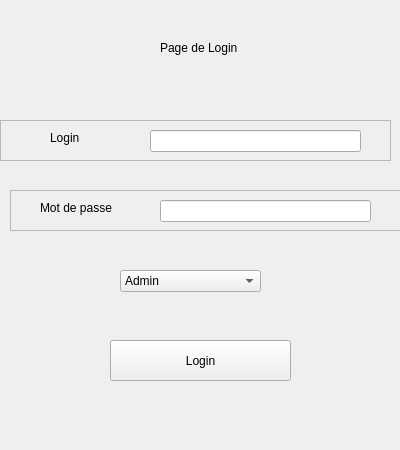
The window that login.ui (walidhabbach/Car-Rental-Desktop-app) describes before a commit, drawn with Qt 5.
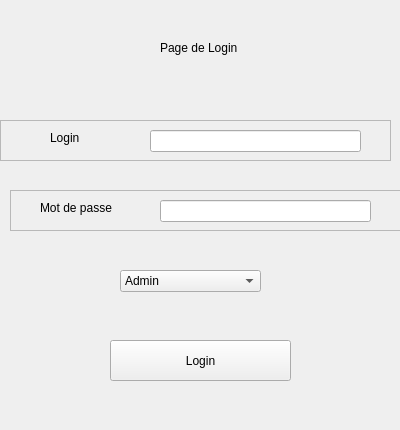
The same window after the commit.

Commit message: adding employee/admin functionality

```diff
--- a/login.ui
+++ b/login.ui
@@ -7,7 +7,7 @@
     <x>0</x>
     <y>0</y>
     <width>400</width>
-    <height>450</height>
+    <height>430</height>
    </rect>
   </property>
   <property name="windowTitle">
```
Left out of the diff: 2 changed lines with no effect on the pictures. The commit also changes 1 other file.
